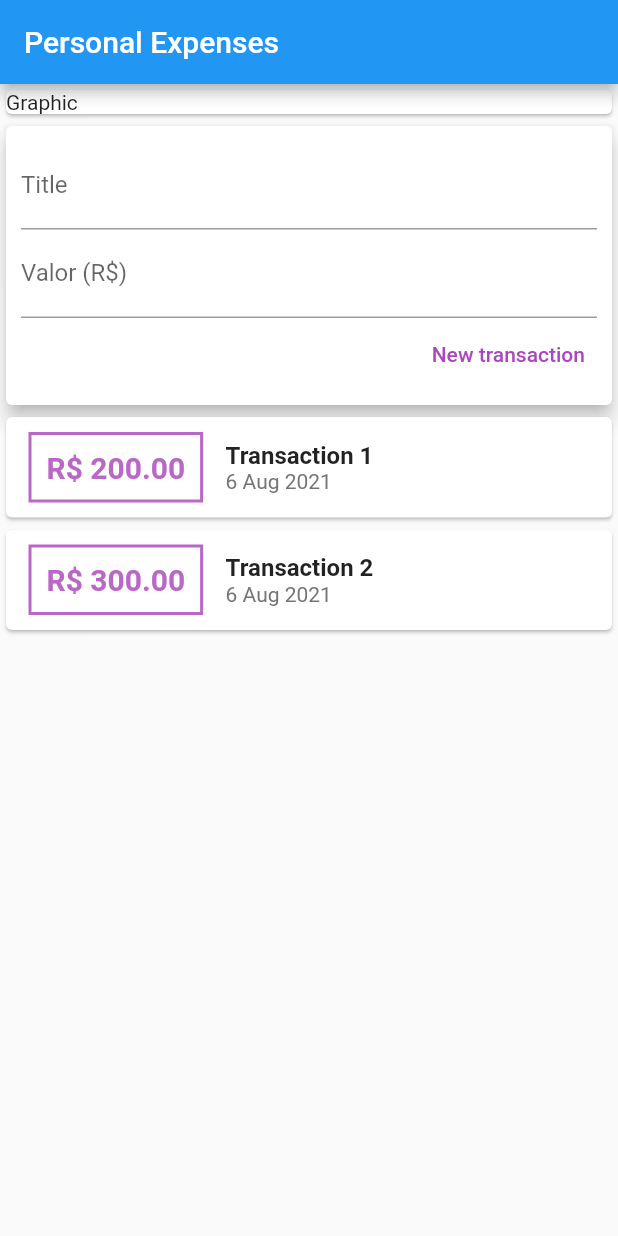
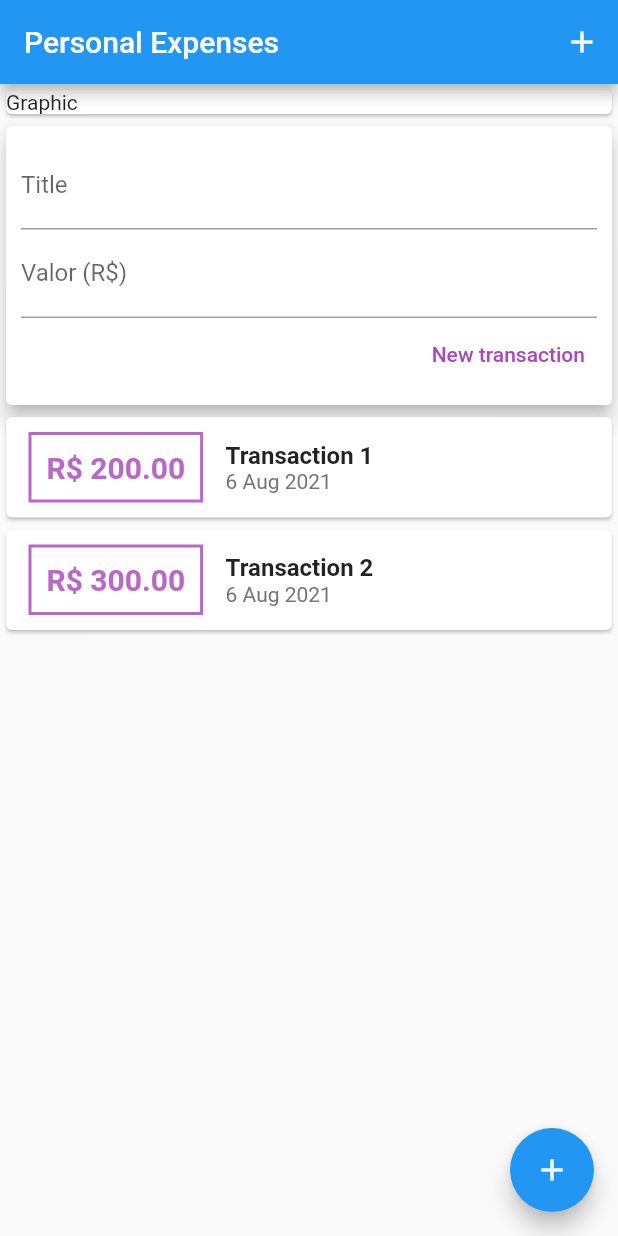
Before and after one commit to EAbeier/ExpensesControlApp, a Flutter app: the screen it shows after launch, on a phone screen of 412 x 824 dp. Run offline on Flutter 3.47's test engine with Material 2 defaults, Android fonts, the phone set to English and light mode, and no system bars; Roboto replaces fonts that are missing (Fira Code, Fira code).

Commit message:
Added add button to open form modal(todo this modal)

```diff
--- a/lib/main.dart
+++ b/lib/main.dart
@@ -21,6 +21,12 @@ class MyHomePage extends StatelessWidget {
           'Personal Expenses',
           style: TextStyle(fontFamily: 'Fira code'),
         ),
+        actions: [
+          IconButton(
+            onPressed: () => {},
+            icon: Icon(Icons.add),
+          ),
+        ],
       ),
       body: SingleChildScrollView(
         child: Container(
@@ -37,6 +43,10 @@ class MyHomePage extends StatelessWidget {
           ),
         ),
       ),
+      floatingActionButton: FloatingActionButton(
+        child: Icon(Icons.add),
+        onPressed: () {},
+      ),
     );
   }
 }
```
